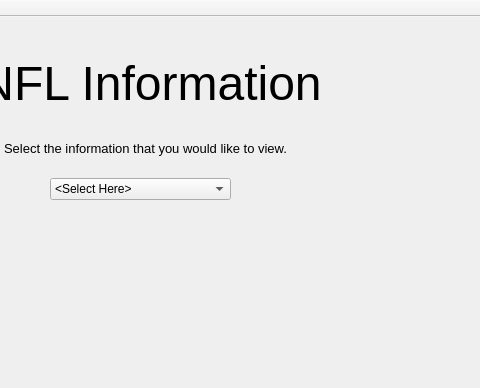
Before: the Qt Designer form mainwindow.ui in Jesus0342/CS1D-Project-2, drawn with Qt 5; both pictures show x 171 to 651 and y 0 to 388 of the 651 by 575 pixel window.
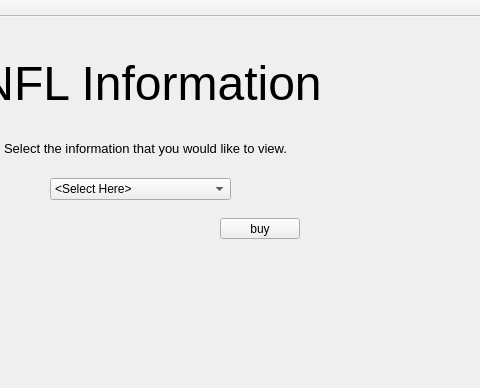
After: the same form once the commit is applied. The open tabs and pages were chosen to show the change.

The edit to the form file:
```diff
--- a/mainwindow.ui
+++ b/mainwindow.ui
@@ -153,6 +153,19 @@
          <string>&lt;html&gt;&lt;head/&gt;&lt;body&gt;&lt;p align=&quot;center&quot;&gt;&lt;span style=&quot; font-size:10pt;&quot;&gt;Select the information that you would like to view.&lt;/span&gt;&lt;/p&gt;&lt;/body&gt;&lt;/html&gt;</string>
         </property>
        </widget>
+       <widget class="QPushButton" name="pushButton_testBuy">
+        <property name="geometry">
+         <rect>
+          <x>380</x>
+          <y>190</y>
+          <width>80</width>
+          <height>21</height>
+         </rect>
+        </property>
+        <property name="text">
+         <string>buy</string>
+        </property>
+       </widget>
       </widget>
       <widget class="QWidget" name="page_viewTeamInfo">
        <widget class="QTableWidget" name="tableWidget_teamInfo">
```
Left out of the diff: 4 changed lines with no effect on the pictures.
